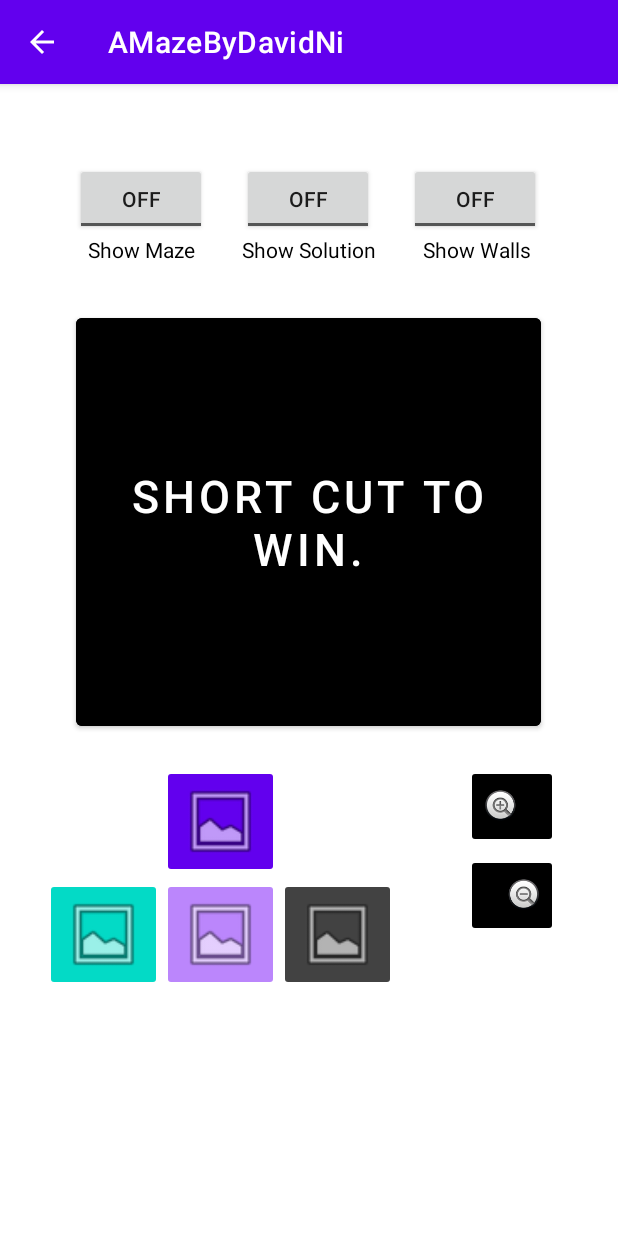
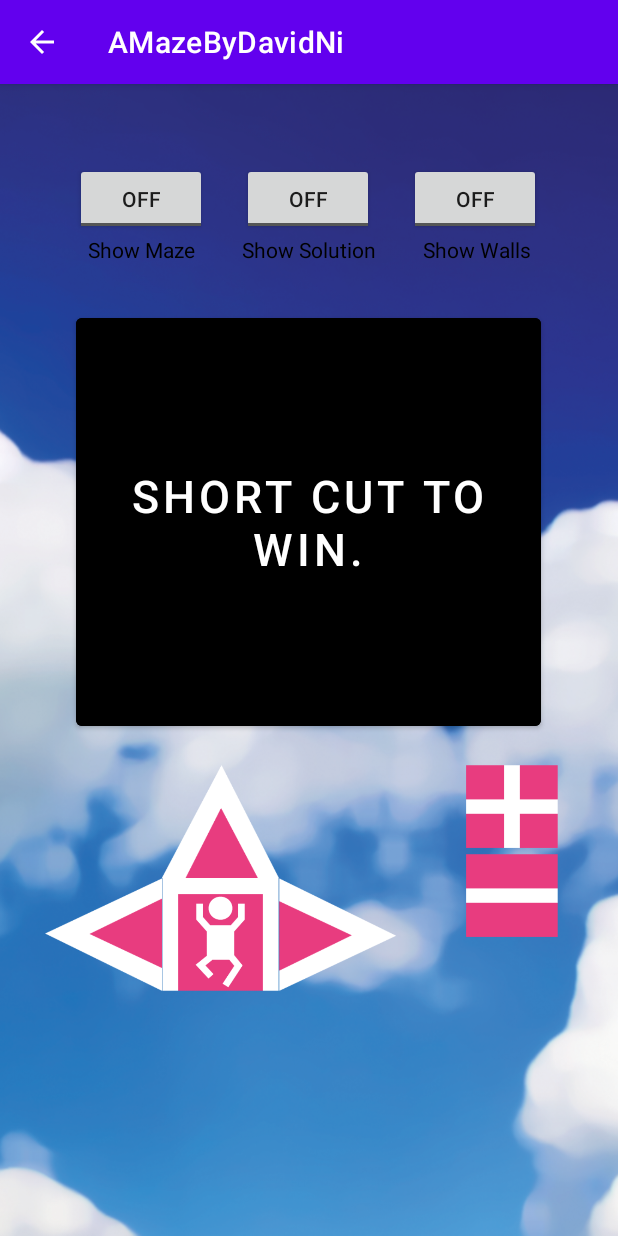
Before and after one commit to Davidn1111/Mobile-Maze-Game, an Android app: the PlayManuallyActivity screen opened directly, with no data from a screen before it, on a phone screen of 412 x 824 dp. Run offline under Robolectric (Android 15) with nearby library versions, the phone set to English and light mode, and no system bars.

Commit message:
Added theme to PlayManuallyActivity

```diff
--- a/app/src/main/res/layout/activity_play_manually.xml
+++ b/app/src/main/res/layout/activity_play_manually.xml
@@ -4,6 +4,7 @@
     xmlns:tools="http://schemas.android.com/tools"
     android:layout_width="match_parent"
     android:layout_height="match_parent"
+    android:background = "@drawable/sky"
     tools:context=".PlayManuallyActivity">
 
     <ToggleButton
@@ -100,48 +101,47 @@
         android:layout_width="78dp"
         android:layout_height="75dp"
         android:layout_marginTop="20dp"
-        android:backgroundTint="@color/purple_500"
+        android:background ="@drawable/up"
         android:scaleType="fitCenter"
         android:contentDescription="Move Up in Maze Game"
         app:layout_constraintEnd_toEndOf="parent"
         app:layout_constraintHorizontal_bias="0.324"
         app:layout_constraintStart_toStartOf="parent"
         app:layout_constraintTop_toBottomOf="@+id/ShortCut"
-        app:srcCompat="@android:drawable/ic_menu_gallery" />
+        />
 
     <ImageButton
         android:id="@+id/leftButton"
         android:layout_width="78dp"
         android:layout_height="75dp"
         android:layout_marginStart="30dp"
-        android:backgroundTint="@color/design_default_color_secondary"
+        android:background ="@drawable/left"
         android:scaleType="fitCenter"
         android:contentDescription="Move Left in Maze Game"
         app:layout_constraintStart_toStartOf="parent"
         app:layout_constraintTop_toBottomOf="@+id/upButton"
-        app:srcCompat="@android:drawable/ic_menu_gallery" />
+        />
 
     <ImageButton
         android:id="@+id/rightButton"
         android:layout_width="78dp"
         android:layout_height="75dp"
-        android:backgroundTint="@color/cardview_dark_background"
+        android:background ="@drawable/right"
         android:scaleType="fitCenter"
         android:contentDescription="Move Right in Maze Game"
         app:layout_constraintStart_toEndOf="@+id/jumpButton"
         app:layout_constraintTop_toBottomOf="@+id/upButton"
-        app:srcCompat="@android:drawable/ic_menu_gallery" />
+         />
 
     <ImageButton
         android:id="@+id/jumpButton"
         android:layout_width="78dp"
         android:layout_height="75dp"
-        android:backgroundTint="@color/purple_200"
         android:scaleType="fitCenter"
         android:contentDescription="Jump in Maze Game"
         app:layout_constraintStart_toEndOf="@+id/leftButton"
         app:layout_constraintTop_toBottomOf="@+id/upButton"
-        app:srcCompat="@android:drawable/ic_menu_gallery" />
+        android:background ="@drawable/jump" />
 
     <ImageButton
         android:id="@+id/zoomOutButton"
@@ -152,9 +152,9 @@
         android:contentDescription="Zoom out of Map"
         android:scaleType="fitCenter"
         app:layout_constraintEnd_toEndOf="parent"
-        android:backgroundTint="@color/black"
+        android:background ="@drawable/minus"
         app:layout_constraintTop_toBottomOf="@+id/zoomInButton"
-        app:srcCompat="@android:drawable/btn_minus" />
+        />
 
     <ImageButton
         android:id="@+id/zoomInButton"
@@ -165,9 +165,9 @@
         android:contentDescription="Zoom into Map"
         android:scaleType="fitCenter"
         app:layout_constraintEnd_toEndOf="parent"
-        android:backgroundTint="@color/black"
+        android:background ="@drawable/plus"
         app:layout_constraintTop_toBottomOf="@+id/ShortCut"
-        app:srcCompat="@android:drawable/btn_plus" />
+        />
 
 
 </androidx.constraintlayout.widget.ConstraintLayout>
```
Also changed, not shown: app/src/main/res/drawable/minus.png, app/src/main/res/drawable/plus.png, app/src/main/res/drawable/sky.png (added).
